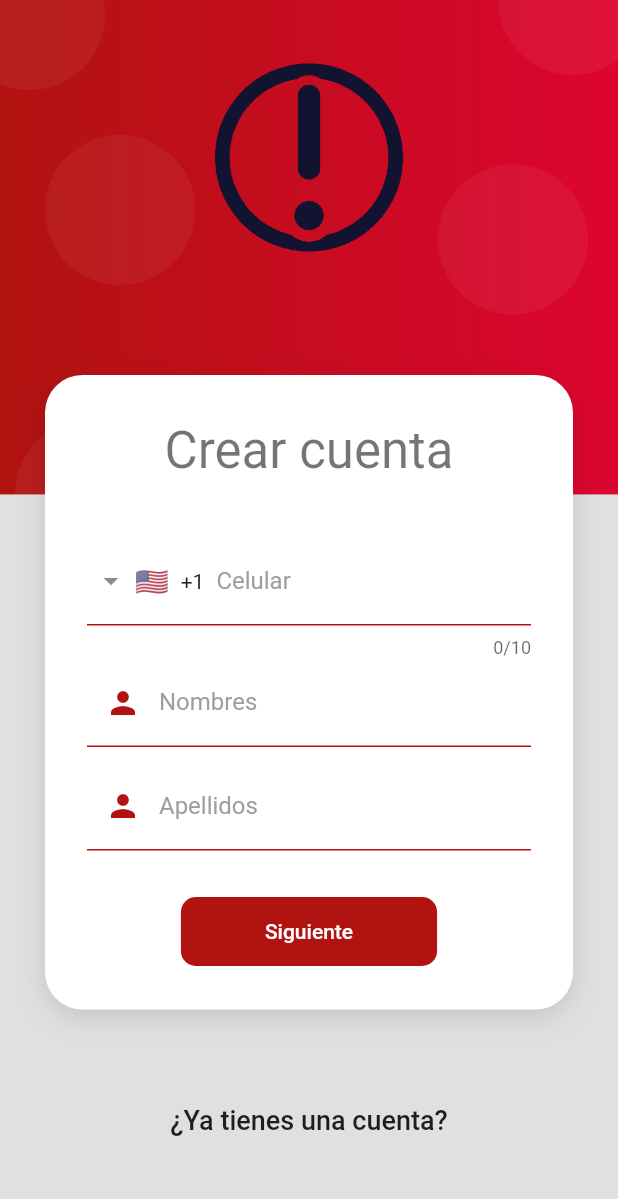
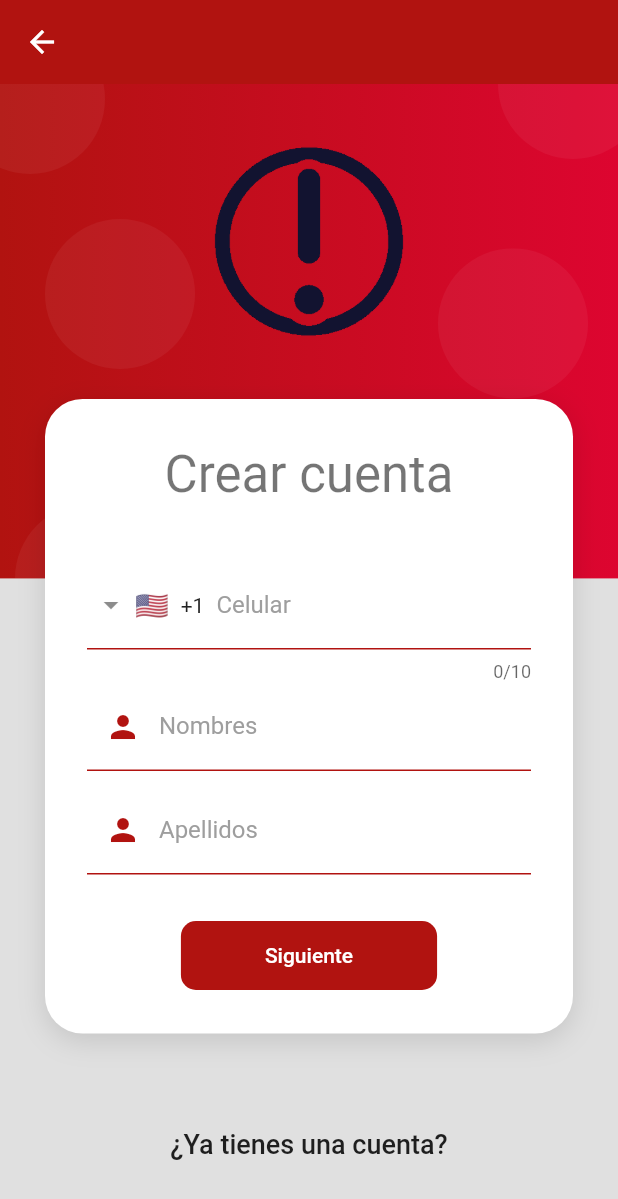
Before and after one commit to rodacapera/pannic_button, a Flutter app: the SignUpStepOneScreen screen opened by its route, on a phone screen of 412 x 824 dp. Shown: the top 1199 px of the screen. Run offline on Flutter 3.47's test engine with Material 2 defaults, Android fonts, the light colour scheme and no system bars; drawn by our look-alikes of intl_phone_field; our stand-ins replace awesome_notifications, bloc, cloud_firestore, cool_alert, equatable, firebase_auth and 15 more; missing offline and left inert: flutter_app_badger, flutter_barcode_scanner; accounts and stored records are empty.

Commit message:
modificaciones adicionales

```diff
--- a/lib/screens/signup/signup_step_one_screen.dart
+++ b/lib/screens/signup/signup_step_one_screen.dart
@@ -24,20 +24,25 @@ class SignUpStepOneScreen extends StatelessWidget {
   @override
   Widget build(BuildContext context) {
     final data = ModalRoute.of(context)!.settings.arguments;
+    final signUpForm = Provider.of<SignUpFormProvider>(context);
+    final authService = Provider.of<AuthService>(context);
+
     if(data != null){
       var parts = data.toString().split(',');
-      final signUpForm = Provider.of<SignUpFormProvider>(context);
       signUpForm.alias = parts[0].replaceAll("{", "");
       var shopReference = parts[1].replaceAll("}", "");
       signUpForm.shop = FirebaseFirestore.instance.doc(shopReference.replaceAll(" ", ""));
     }
 
     return Scaffold(
+        appBar: AppBar(
+          backgroundColor: const Color.fromARGB(255, 177, 19, 16),
+        ),
         body: AuthBackground(
             child: SingleChildScrollView(
       child: Column(
         children: [
-          const SizedBox(height: 250),
+          const SizedBox(height: 210),
           CardContainer(
               child: Column(
             children: [
@@ -52,16 +57,18 @@ class SignUpStepOneScreen extends StatelessWidget {
             ],
           )),
           const SizedBox(height: 50),
-          TextButton(
+          Visibility(
+              visible: !authService.isValidUser,
+              child: TextButton(
               onPressed: () => Navigator.pop(context),
               style: ButtonStyle(
                   overlayColor:
-                      MaterialStateProperty.all(Colors.indigo.withOpacity(0.1)),
+                  MaterialStateProperty.all(Colors.indigo.withOpacity(0.1)),
                   shape: MaterialStateProperty.all(const StadiumBorder())),
               child: Text(
                 TextConstants.readyAccount,
                 style: const TextStyle(fontSize: 18, color: Colors.black87),
-              )),
+              )),),
           const SizedBox(height: 50),
         ],
       ),
--- a/lib/screens/users/qr_code.dart
+++ b/lib/screens/users/qr_code.dart
@@ -19,7 +19,7 @@ class _QRCodeState extends State<QRCode> with SingleTickerProviderStateMixin {
 
     return Scaffold(
         appBar: AppBar(
-          title: Text(TextConstants.QRScanner),
+          title: Center(child: Text(TextConstants.QRScanner)),
           backgroundColor: const Color.fromARGB(255, 177, 19, 16),
         ),
       body: Column(
```
